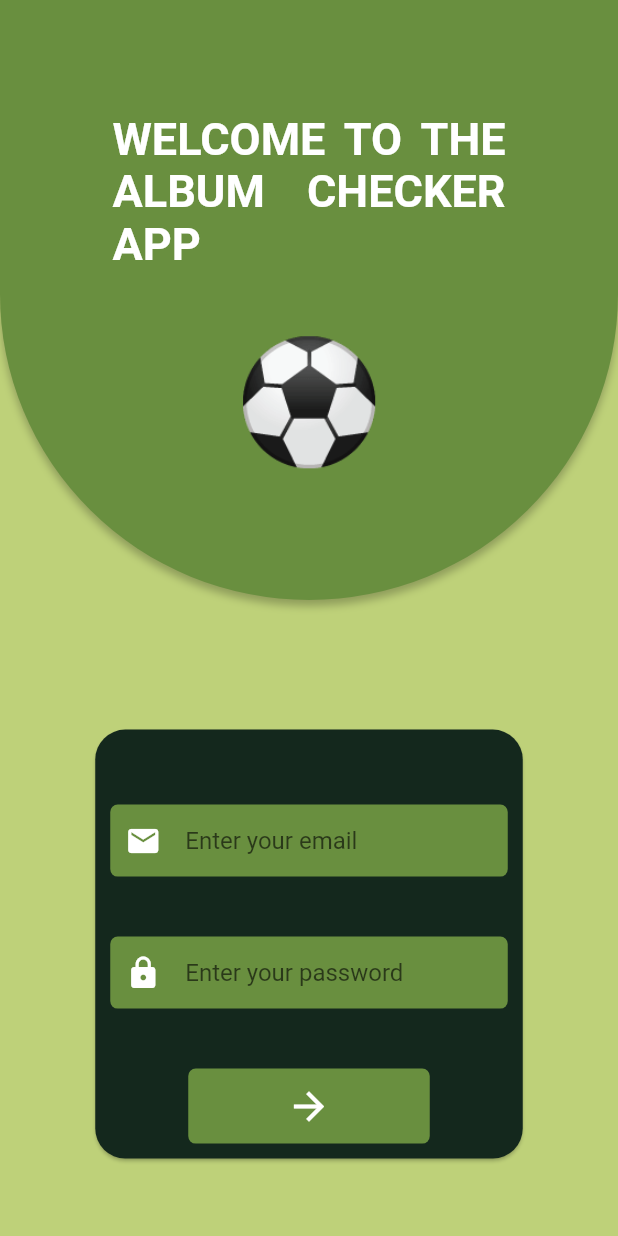
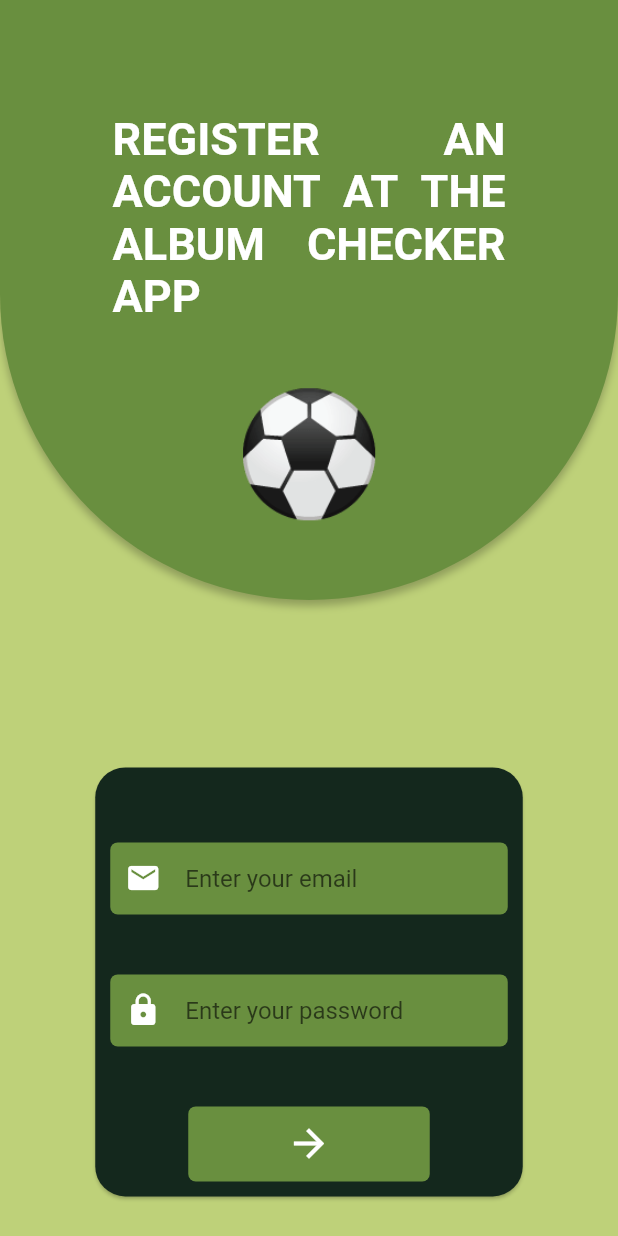
Before and after one commit to juanfranciscocis/Album_Checker, a Flutter app: the screen it shows after launch, scrolled down 199 dp, after a tap on "New to the app? Register", on a phone screen of 412 x 824 dp. Run offline on Flutter 3.47's test engine with Material 2 defaults, Android fonts, the phone set to English and light mode, and no system bars.

Commit message:
NAVIGATION BETWEEN LOGIN AND REGISTER

```diff
--- a/lib/main.dart
+++ b/lib/main.dart
@@ -18,6 +18,7 @@ class MyApp extends StatelessWidget{
       initialRoute: '/login',
       routes: {
         '/login': (BuildContext context) => LoginScreen(),
+        '/register': (BuildContext context) => RegisterScreen(),
 
       },
     );
--- a/lib/screens/login_screen.dart
+++ b/lib/screens/login_screen.dart
@@ -1,3 +1,4 @@
+import 'package:album_checker/screens/screens.dart';
 import 'package:flutter/material.dart';
 
 class LoginScreen extends StatelessWidget{
@@ -10,11 +11,10 @@ class LoginScreen extends StatelessWidget{
     return Scaffold(
       backgroundColor: Color.fromRGBO(190, 209, 121, 1),
       body: SingleChildScrollView(
+        physics: const ClampingScrollPhysics(),
         child: Center(
           child: Column(
             children: [
-
-              //SizedBox(height: size.height * 0.1),
 
               Stack(
                 children: [
@@ -31,11 +31,6 @@ class LoginScreen extends StatelessWidget{
                   ),
                 ],
               ),
-
-
-
-
-
 
               SizedBox(height: size.height * 0.1),
 
@@ -56,7 +51,7 @@ class LoginScreen extends StatelessWidget{
     return GestureDetector(
       onTap: (){
         Navigator.of(context).pushAndRemoveUntil(MaterialPageRoute(builder: (context) =>
-            LoginScreen()), (Route<dynamic> route) => false);
+            RegisterScreen()), (Route<dynamic> route) => false);
       },
       child: Container(
         alignment: Alignment.center,
--- a/lib/screens/register_screen.dart
+++ b/lib/screens/register_screen.dart
@@ -0,0 +1,228 @@
+import 'package:flutter/material.dart';
+
+import 'login_screen.dart';
+
+class RegisterScreen extends StatelessWidget{
+  const RegisterScreen({Key? key}) : super(key: key);
+
+  @override
+  Widget build(BuildContext context) {
+    //screen size
+    final Size size = MediaQuery.of(context).size;
+    return Scaffold(
+      backgroundColor: Color.fromRGBO(190, 209, 121, 1),
+      body: SingleChildScrollView(
+        physics: const ClampingScrollPhysics(),
+        child: Center(
+          child: Column(
+            children: [
+
+              //SizedBox(height: size.height * 0.1),
+
+              Stack(
+                children: [
+                  topCircle(size),
+                  Padding(
+                    padding: const EdgeInsets.all(75),
+                    child: Center(child: Column(
+                      children: [
+                        Text('REGISTER AN ACCOUNT AT THE ALBUM CHECKER APP', textAlign: TextAlign.justify,style: TextStyle(fontSize: 30, fontWeight: FontWeight.bold, color: Colors.white),),
+                        SizedBox(height: size.height * 0.05),
+                        Text('⚽',style: TextStyle(fontSize: 80, fontWeight: FontWeight.bold, color: Colors.white),),
+                      ],
+                    )),
+                  ),
+                ],
+              ),
+
+
+
+
+
+
+              SizedBox(height: size.height * 0.1),
+
+
+              _MainCardWidget(),
+
+
+              newToAppText(size, context)
+
+            ],
+          ),
+        ),
+      )
+    );
+  }
+
+  Widget newToAppText(Size size, BuildContext context) {
+    return GestureDetector(
+      onTap: (){
+        Navigator.of(context).pushAndRemoveUntil(MaterialPageRoute(builder: (context) =>
+            LoginScreen()), (Route<dynamic> route) => false);
+      },
+      child: Container(
+        alignment: Alignment.center,
+        width: size.width,
+        height: size.height * 0.3,
+        child: Text('All ready have an account? Login',textAlign: TextAlign.left, style: TextStyle(
+        color: Color.fromRGBO(255, 255, 255, 1),
+        fontWeight: FontWeight.bold,
+        fontSize: 15,
+        ),),
+      ),
+    );
+  }
+
+  Widget topCircle(Size size) {
+    return Container(
+        width: size.width,
+        height: 400,
+        decoration: const BoxDecoration(
+          boxShadow : [BoxShadow(
+              color: Color.fromRGBO(0, 0, 0, 0.25),
+              offset: Offset(0,4),
+              blurRadius: 4
+          )],
+          color : Color.fromRGBO(105, 143, 63, 1),
+          borderRadius : BorderRadius.only(bottomLeft: Radius.elliptical(414, 410), bottomRight: Radius.elliptical(414, 410)),
+        ),
+    );
+  }
+}
+
+class _MainCardWidget extends StatelessWidget {
+  const _MainCardWidget({
+    Key? key,
+  }) : super(key: key);
+
+  @override
+  Widget build(BuildContext context) {
+    final Size size = MediaQuery.of(context).size;
+    return Card(
+      shape: RoundedRectangleBorder(
+        borderRadius: BorderRadius.circular(20),
+      ),
+      color: const Color.fromRGBO(20, 40, 29, 1),
+      child: Container(
+        child: Padding(
+          padding: const EdgeInsets.all(10),
+          child: Column(
+            children: [
+              const SizedBox(
+                height: 40,
+              ),
+            _Email(),
+              const SizedBox(
+                height: 40,
+              ),
+            _Password(),
+
+              const SizedBox(
+                height: 40,
+              ),
+
+              MaterialButton(
+                child: Container(
+                    width: 161,
+                    height: 50,
+                    decoration: BoxDecoration(
+                      borderRadius : BorderRadius.only(
+                        topLeft: Radius.circular(5),
+                        topRight: Radius.circular(5),
+                        bottomLeft: Radius.circular(5),
+                        bottomRight: Radius.circular(5),
+                      ),
+                      color : Color.fromRGBO(105, 143, 63, 1),
+                    ),
+                  child: Icon(Icons.arrow_forward, color: Colors.white, size: 30,),
+                ),
+                  onPressed: (){
+                    print('Login');
+                }
+              )
+
+
+
+
+
+
+
+
+            ]
+          ),
+        )
+      )
+    );
+  }
+}
+
+class _Email extends StatelessWidget {
+  const _Email({
+    Key? key,
+  }) : super(key: key);
+
+  @override
+  Widget build(BuildContext context) {
+    return Container(
+      width: 265,
+      height: 48,
+      decoration: BoxDecoration(
+        borderRadius : BorderRadius.only(
+          topLeft: Radius.circular(5),
+          topRight: Radius.circular(5),
+          bottomLeft: Radius.circular(5),
+          bottomRight: Radius.circular(5),
+        ),
+        color : Color.fromRGBO(105, 143, 63, 1),
+      ),
+      child: Padding(
+        padding: const EdgeInsets.only(right: 10, left: 10),
+        child: const TextField(
+          style: TextStyle(color: Colors.white),
+          decoration: InputDecoration(
+            border: InputBorder.none,
+            hintText: 'Enter your email',
+            icon : Icon(Icons.email, color: Colors.white,),
+          ),
+          //TODO: ADD CONTROLLER
+        ),
+      ),
+    );
+  }
+}
+
+class _Password extends StatelessWidget {
+  const _Password({
+    Key? key,
+  }) : super(key: key);
+
+  @override
+  Widget build(BuildContext context) {
+    return Container(
+      width: 265,
+      height: 48,
+      decoration: BoxDecoration(
+        borderRadius : BorderRadius.only(
+          topLeft: Radius.circular(5),
+          topRight: Radius.circular(5),
+          bottomLeft: Radius.circular(5),
+          bottomRight: Radius.circular(5),
+        ),
+        color : Color.fromRGBO(105, 143, 63, 1),
+      ),
+      child: Padding(
+        padding: const EdgeInsets.only(right: 10, left: 10),
+        child: const TextField(
+          style: TextStyle(color: Colors.white),
+          decoration: InputDecoration(
+            border: InputBorder.none,
+            hintText: 'Enter your password',
+            icon : Icon(Icons.lock, color: Colors.white,),
+          ),
+          //TODO: ADD CONTROLLER
+        ),
+      ),
+    );
+  }
+}
--- a/lib/screens/screens.dart
+++ b/lib/screens/screens.dart
@@ -1 +1,4 @@
+
+
 export 'package:album_checker/screens/login_screen.dart';
+export 'package:album_checker/screens/register_screen.dart';
```
